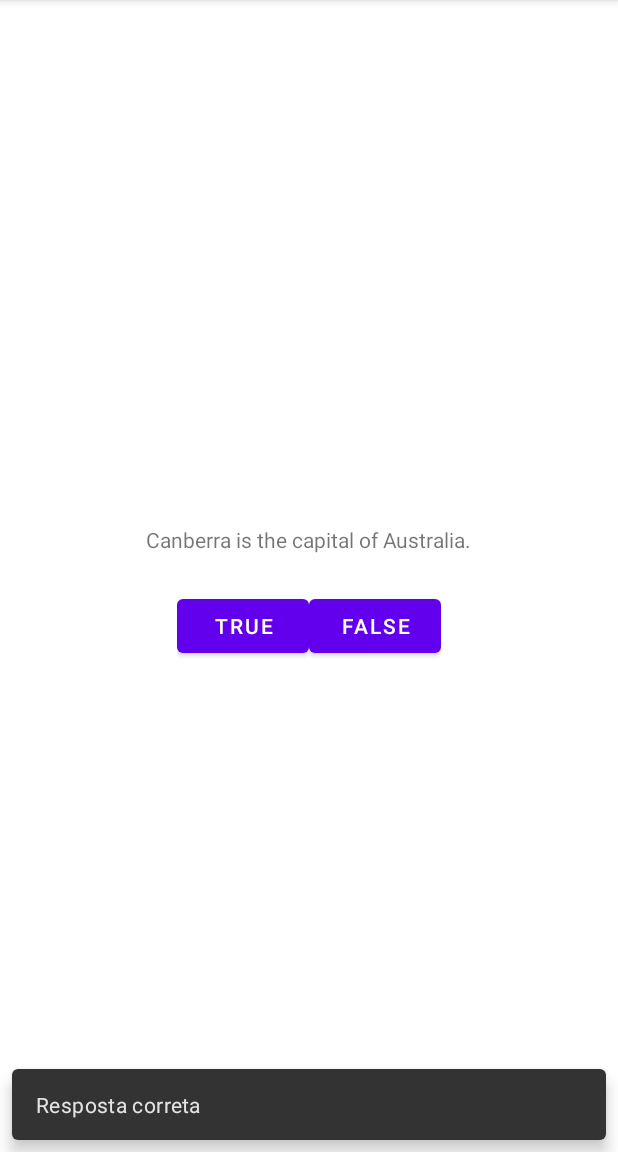
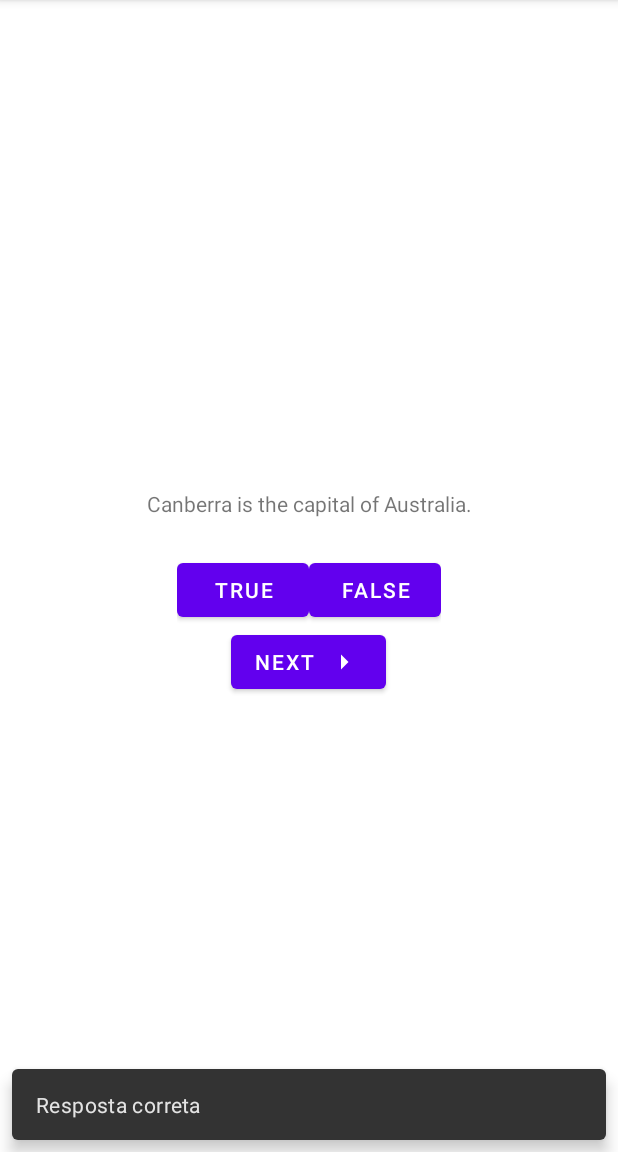
Before and after one commit to DanilloSantosTi/GeoQuiz, an Android app: the screen it shows after launch (MainActivity), after a tap on "TRUE", on a phone screen of 412 x 824 dp, the part 84-1236 px from its top. Run offline under Robolectric (Android 15) with nearby library versions, the phone set to English and light mode, and no system bars.

Commit message:
[master] feature - create button next and business rule.

```diff
--- a/app/build.gradle
+++ b/app/build.gradle
@@ -5,12 +5,12 @@ plugins {
 
 android {
     namespace 'com.example.geoquiz'
-    compileSdk 32
+    compileSdk 33
 
     defaultConfig {
         applicationId "com.example.geoquiz"
         minSdk 24
-        targetSdk 32
+        targetSdk 33
         versionCode 1
         versionName "1.0"
 
@@ -30,6 +30,9 @@ android {
     kotlinOptions {
         jvmTarget = '1.8'
     }
+    buildFeatures {
+        viewBinding true
+    }
 }
 
 dependencies {
--- a/app/src/main/java/com/example/geoquiz/MainActivity.kt
+++ b/app/src/main/java/com/example/geoquiz/MainActivity.kt
@@ -1,32 +1,59 @@
 package com.example.geoquiz
 
-import androidx.appcompat.app.AppCompatActivity
 import android.os.Bundle
 import android.view.View
-import android.widget.Button
-import android.widget.Toast
+import androidx.appcompat.app.AppCompatActivity
+import com.example.geoquiz.databinding.ActivityMainBinding
 import com.google.android.material.snackbar.Snackbar
 
 class MainActivity : AppCompatActivity() {
 
-    private lateinit var trueButton: Button
-    private lateinit var falseButton: Button
+    private lateinit var binding: ActivityMainBinding
+
+    private val questionBank = listOf(
+        Question(R.string.question_australia, true),
+        Question(R.string.question_oceans, true),
+        Question(R.string.question_mideast, false),
+        Question(R.string.question_africa, false),
+        Question(R.string.question_americas, true),
+        Question(R.string.question_asia, true)
+    )
+
+    private var currentIndex = 0
 
     override fun onCreate(savedInstanceState: Bundle?) {
         super.onCreate(savedInstanceState)
-        setContentView(R.layout.activity_main)
+        binding = ActivityMainBinding.inflate(layoutInflater)
+        setContentView(binding.root)
+        updateQuestion()
 
-        trueButton = findViewById(R.id.true_button)
-        falseButton = findViewById(R.id.false_button)
+        binding.trueButton.setOnClickListener {
+            checkAnswer(true)
+        }
 
+        binding.falseButton.setOnClickListener {
+            checkAnswer(false)
+        }
+
+        binding.nextButton.setOnClickListener {
+            currentIndex = (currentIndex + 1) % questionBank.size
+            updateQuestion()
+        }
+    }
+
+    private fun updateQuestion() {
+        val questionTextResId = questionBank[currentIndex].textResId
+        binding.questionTextView.setText(questionTextResId)
+    }
+
+    private fun checkAnswer(useAnswer: Boolean) {
+        val correctAnswer = questionBank[currentIndex].answer
         val contextView = findViewById<View>(android.R.id.content)
 
-        trueButton.setOnClickListener {
-            Snackbar.make(contextView, R.string.correct_response, Snackbar.LENGTH_SHORT).show()
-        }
+        val messageId =
+            if (correctAnswer == useAnswer) R.string.correct_response
+            else R.string.incorrect_response
 
-        falseButton.setOnClickListener {
-            Toast.makeText(this, R.string.incorrect_response, Toast.LENGTH_SHORT).show()
-        }
+        Snackbar.make(contextView, messageId, Snackbar.LENGTH_SHORT).show()
     }
 }
--- /dev/null
+++ b/app/src/main/java/com/example/geoquiz/Question.kt
@@ -0,0 +1,8 @@
+package com.example.geoquiz
+
+import androidx.annotation.StringRes
+
+data class Question(
+    @StringRes val textResId: Int,
+    val answer: Boolean
+)
--- /dev/null
+++ b/app/src/main/res/drawable/ic_baseline_arrow_right_24.xml
@@ -0,0 +1,5 @@
+<vector android:autoMirrored="true" android:height="24dp"
+    android:tint="#000000" android:viewportHeight="24"
+    android:viewportWidth="24" android:width="24dp" xmlns:android="http://schemas.android.com/apk/res/android">
+    <path android:fillColor="@android:color/white" android:pathData="M10,17l5,-5 -5,-5v10z"/>
+</vector>
--- a/app/src/main/res/layout/activity_main.xml
+++ b/app/src/main/res/layout/activity_main.xml
@@ -1,15 +1,19 @@
 <?xml version="1.0" encoding="utf-8"?>
 <LinearLayout xmlns:android="http://schemas.android.com/apk/res/android"
+    xmlns:app="http://schemas.android.com/apk/res-auto"
     android:layout_width="match_parent"
     android:layout_height="match_parent"
+    xmlns:tools="http://schemas.android.com/tools"
     android:gravity="center"
     android:orientation="vertical">
 
     <TextView
+        android:id="@+id/question_text_view"
         android:layout_width="wrap_content"
         android:layout_height="wrap_content"
         android:padding="24dp"
-        android:text="@string/question_text" />
+        android:gravity="center"
+        tools:text="@string/question_australia"/>
 
     <LinearLayout
         android:layout_width="wrap_content"
@@ -30,4 +34,12 @@
 
     </LinearLayout>
 
+    <Button
+        android:id="@+id/next_button"
+        android:layout_width="wrap_content"
+        android:layout_height="wrap_content"
+        android:text="@string/next_button"
+        app:icon="@drawable/ic_baseline_arrow_right_24"
+        app:iconGravity="end"/>
+
 </LinearLayout>
--- a/app/src/main/res/values/strings.xml
+++ b/app/src/main/res/values/strings.xml
@@ -1,8 +1,18 @@
 <resources>
     <string name="app_name">GeoQuiz</string>
-    <string name="question_text">Canberra is the capital of Australia.</string>
+    <string name="question_australia">Canberra is the capital of Australia.</string>
+    <string name="question_oceans">The Pacific Ocean is larger than
+the Atlantic Ocean.</string>
+    <string name="question_mideast">The Suez Canal connects the Red Sea
+and the Indian Ocean.</string>
+    <string name="question_africa">The source of the Nile River is in Egypt.</string>
+    <string name="question_americas">The Amazon River is the longest river
+in the Americas.</string>
+    <string name="question_asia">Lake Baikal is the world\'s oldest and deepest
+freshwater lake.</string>
     <string name="true_button">True</string>
     <string name="false_button">False</string>
+    <string name="next_button">Next</string>
     <string name="correct_response">Resposta correta</string>
     <string name="incorrect_response">Resposta incorreta</string>
 </resources>
```
